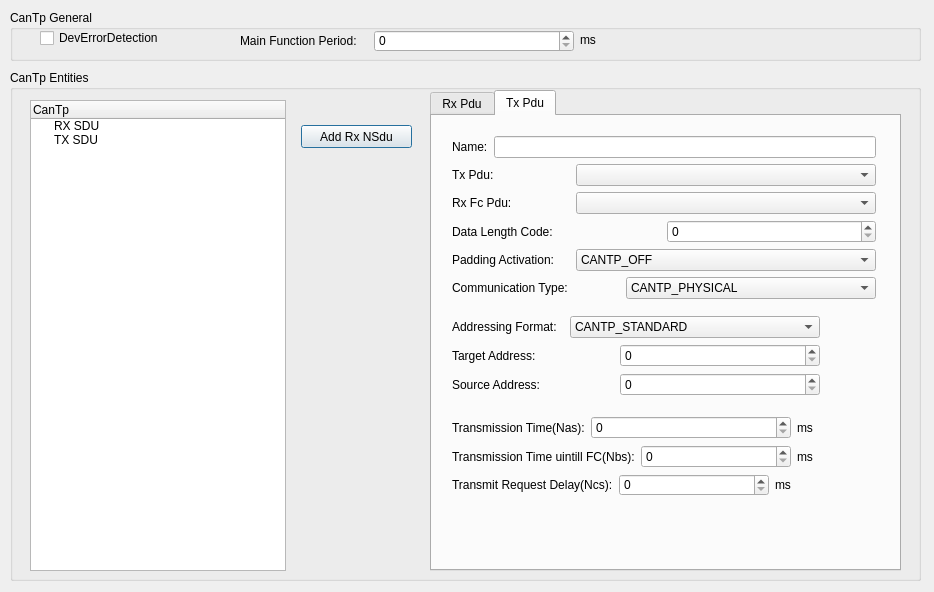
Qt form gainos-tk/tool/gainos-studio/ui/forms/cd_cantp.ui (paduc77/gainos) before a commit.
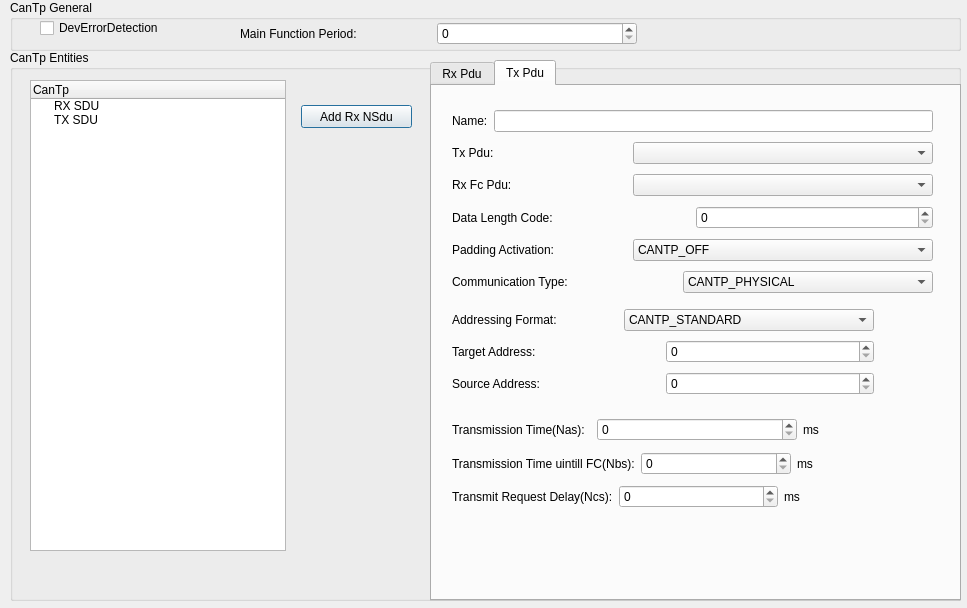
The same form after that commit. The open tabs and pages were chosen to show the change.

```diff
--- a/gainos-tk/tool/gainos-studio/ui/forms/cd_cantp.ui
+++ b/gainos-tk/tool/gainos-studio/ui/forms/cd_cantp.ui
@@ -6,19 +6,22 @@
    <rect>
     <x>0</x>
     <y>0</y>
-    <width>934</width>
-    <height>592</height>
+    <width>967</width>
+    <height>608</height>
    </rect>
   </property>
   <property name="windowTitle">
    <string>Can Transport Protocal</string>
   </property>
+  <property name="styleSheet">
+   <string notr="true">font: 12pt &quot;Consolas&quot;;</string>
+  </property>
   <widget class="QGroupBox" name="groupBox">
    <property name="geometry">
     <rect>
      <x>10</x>
-     <y>10</y>
-     <width>911</width>
+     <y>0</y>
+     <width>951</width>
      <height>51</height>
     </rect>
    </property>
@@ -43,8 +46,8 @@
      <rect>
       <x>230</x>
       <y>20</y>
-      <width>334</width>
-      <height>22</height>
+      <width>397</width>
+      <height>27</height>
      </rect>
     </property>
     <layout class="QHBoxLayout" name="horizontalLayout">
@@ -85,9 +88,9 @@
    <property name="geometry">
     <rect>
      <x>10</x>
-     <y>70</y>
-     <width>911</width>
-     <height>511</height>
+     <y>50</y>
+     <width>951</width>
+     <height>551</height>
     </rect>
    </property>
    <property name="maximumSize">
@@ -128,9 +131,9 @@
     <property name="geometry">
      <rect>
       <x>420</x>
-      <y>20</y>
-      <width>471</width>
-      <height>481</height>
+      <y>10</y>
+      <width>531</width>
+      <height>541</height>
      </rect>
     </property>
     <property name="currentIndex">
@@ -553,9 +556,9 @@
       <property name="geometry">
        <rect>
         <x>20</x>
-        <y>300</y>
-        <width>382</width>
-        <height>80</height>
+        <y>330</y>
+        <width>490</width>
+        <height>95</height>
        </rect>
       </property>
       <layout class="QVBoxLayout" name="verticalLayout_8">
@@ -649,9 +652,9 @@
       <property name="geometry">
        <rect>
         <x>20</x>
-        <y>200</y>
-        <width>368</width>
-        <height>80</height>
+        <y>220</y>
+        <width>422</width>
+        <height>95</height>
        </rect>
       </property>
       <layout class="QVBoxLayout" name="verticalLayout_7">
@@ -735,8 +738,8 @@
        <rect>
         <x>20</x>
         <y>20</y>
-        <width>424</width>
-        <height>164</height>
+        <width>481</width>
+        <height>194</height>
        </rect>
       </property>
       <layout class="QVBoxLayout" name="verticalLayout_6">
```
Left out of the diff: 12 changed lines with no effect on the pictures.
